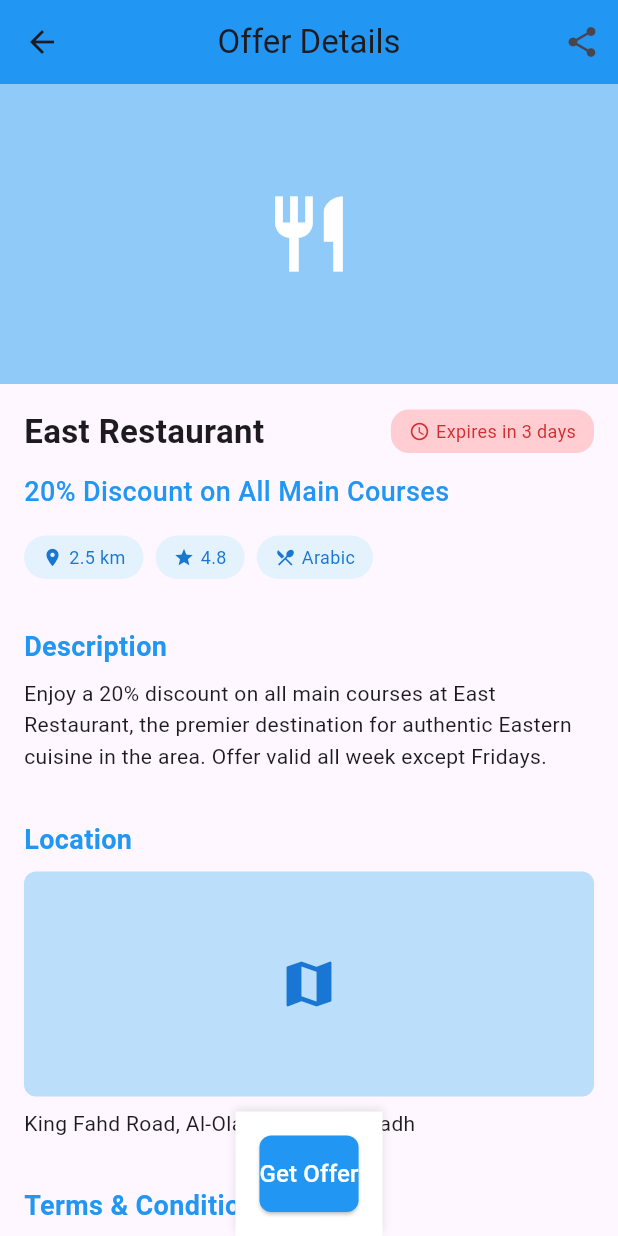
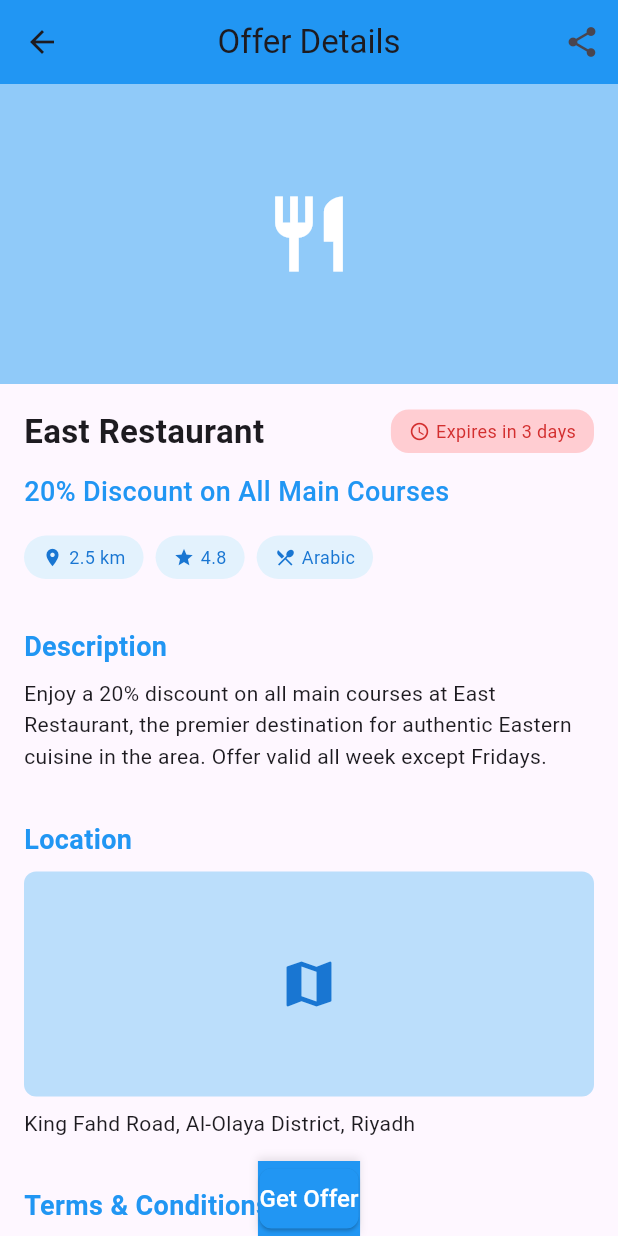
Before and after one commit to Zeyad-GenAI/Offers_App, a Flutter app: the OfferDetailsScreen screen opened by its route, on a phone screen of 412 x 824 dp. Run offline on Flutter 3.47's test engine with Material 3 defaults, Android fonts, the phone set to English and light mode, and no system bars.

Commit message:
initial commit

```diff
--- a/lib/offer_screen.dart
+++ b/lib/offer_screen.dart
@@ -241,9 +241,9 @@ class OfferDetailsScreen extends StatelessWidget {
 
   Widget _buildGetOfferButton() {
     return Container(
-      padding: const EdgeInsets.all(16.0),
+      padding: const EdgeInsets.all(1.0),
       decoration: BoxDecoration(
-        color: Colors.white,
+        color: Colors.blue,
         boxShadow: [
           BoxShadow(
             color: Colors.black.withOpacity(0.1),
@@ -257,7 +257,7 @@ class OfferDetailsScreen extends StatelessWidget {
         style: ElevatedButton.styleFrom(
           backgroundColor: Colors.blue,
           foregroundColor: Colors.white,
-          padding: const EdgeInsets.symmetric(vertical: 14.0),
+          padding: const EdgeInsets.symmetric(vertical: 5.0),
           shape: RoundedRectangleBorder(
             borderRadius: BorderRadius.circular(8.0),
           ),
```
Also changed, not shown: Screen_App/Screenshot 2025-03-31 173635.png (added), Screen_App/Screenshot 2025-03-31 173724.png (added), Screen_App/Screenshot 2025-03-31 174000.png (added), Screen_App/Screenshot 2025-03-31 174011.png (added), Screen_App/Screenshot 2025-03-31 174143.png (added), Screen_App/Screenshot 2025-03-31 174354.png (added), Screen_App/Screenshot_20250331-174458.png (added), Screen_App/Screenshot_20250331-174507.png (added), Screen_App/Screenshot_20250331-174531.png (added), Screen_App/Screenshot_20250331-174541.png (added), Screen_App/Screenshot_20250331-174548.png (added), Screen_App/Screenshot_20250331-174607.png (added), Screen_App/Screenshot_20250331-174614.png (added), Screen_App/Screenshot_20250331-174634.png (added), 1 more files.
